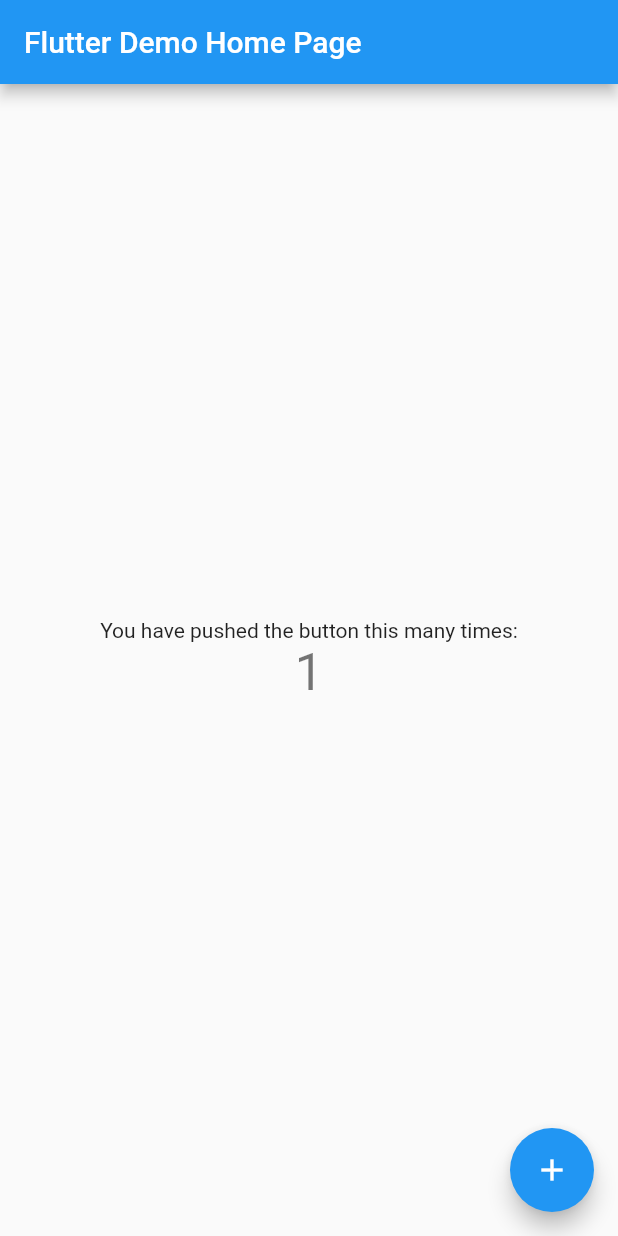
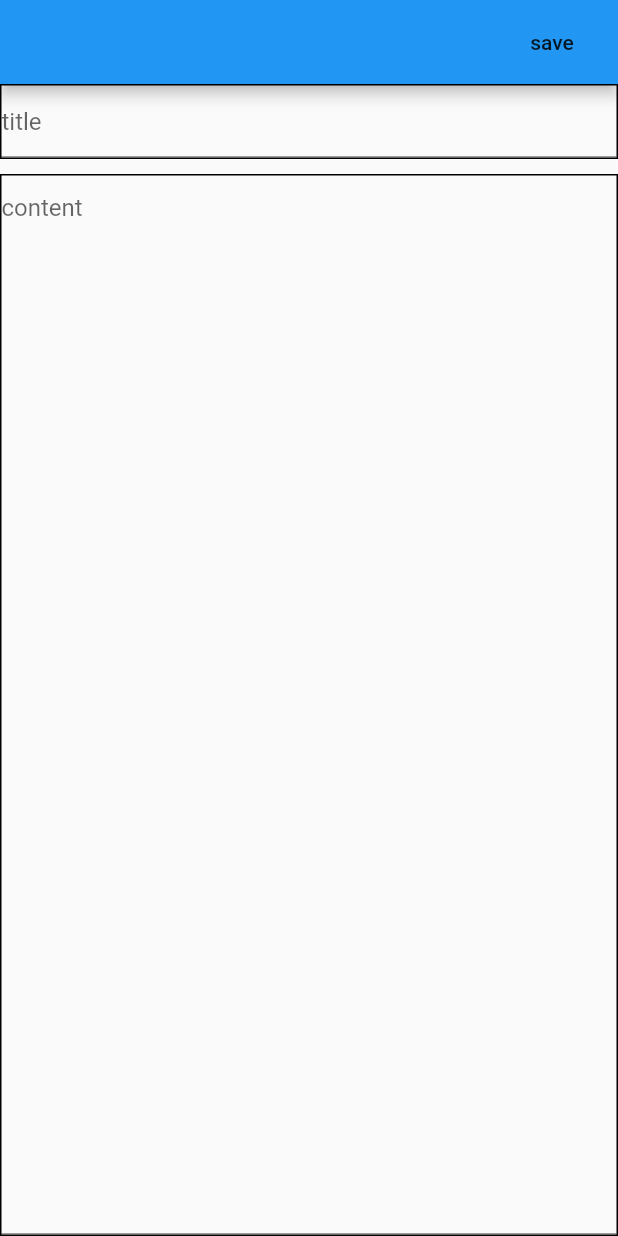
Before and after one commit to Ziber7/flutter-note-app, a Flutter app: the screen it shows after launch, after a tap on the "add" icon, on a phone screen of 412 x 824 dp. Run offline on Flutter 3.47's test engine with Material 2 defaults, Android fonts, the phone set to English and light mode, and no system bars; our stand-ins replace cloud_firestore, firebase_core; accounts and stored records are empty.

Commit message:
Make add and edit page

```diff
--- /dev/null
+++ b/lib/addnote.dart
@@ -0,0 +1,66 @@
+import 'package:cloud_firestore/cloud_firestore.dart';
+import 'package:flutter/material.dart';
+
+import 'main.dart';
+
+class addnote extends StatelessWidget {
+  TextEditingController title = TextEditingController();
+  TextEditingController content = TextEditingController();
+
+  CollectionReference ref = FirebaseFirestore.instance.collection('notes');
+
+  @override
+  Widget build(BuildContext context) {
+    return Scaffold(
+      appBar: AppBar(
+        actions: [
+          MaterialButton(
+            onPressed: () {
+              ref.add({
+                'title' : title.text,
+                'content' : content.text,
+              }).whenComplete(() {
+                Navigator.pushReplacement(
+                  context, MaterialPageRoute(builder: (_) => Home()));
+              });
+            },
+            child: Text(
+              "save",
+            ),
+          ),
+        ],
+      ),
+      body: Container(
+        child: Column(
+          children: [
+            Container(
+              decoration: BoxDecoration(border: Border.all()),
+              child: TextField(
+                controller: title,
+                decoration: InputDecoration(
+                  hintText: 'title',
+                ),
+              ),
+            ),
+            SizedBox(
+              height: 10,
+            ),
+            Expanded(
+              child:Container(
+                decoration: BoxDecoration(border: Border.all()),
+                child: TextField(
+                  controller: content,
+                  expands: true,
+                  maxLines: null,
+                  decoration: InputDecoration(
+                    hintText: 'content',
+                  ),
+                ),
+              ),
+            ),
+          ],
+        ),
+      ),
+    );
+  }
+}
--- a/lib/main.dart
+++ b/lib/main.dart
@@ -1,115 +1,133 @@
+import 'package:cloud_firestore/cloud_firestore.dart';
+import 'package:firebase_core/firebase_core.dart';
 import 'package:flutter/material.dart';
+import 'package:task_app/addnote.dart';
 
-void main() {
-  runApp(const MyApp());
+import 'editnote.dart';
+
+void main() async {
+  WidgetsFlutterBinding.ensureInitialized();
+  await Firebase.initializeApp();
+  runApp(MyApp());
 }
 
-class MyApp extends StatelessWidget {
-  const MyApp({Key? key}) : super(key: key);
+class MyApp extends StatefulWidget {
 
-  // This widget is the root of your application.
+  @override
+  _MyAppState createState() => _MyAppState();
+}
+
+class _MyAppState extends State<MyApp> {
   @override
   Widget build(BuildContext context) {
     return MaterialApp(
-      title: 'Flutter Demo',
+      title: "To Do App",
+      debugShowCheckedModeBanner: false,
       theme: ThemeData(
-        // This is the theme of your application.
-        //
-        // Try running your application with "flutter run". You'll see the
-        // application has a blue toolbar. Then, without quitting the app, try
-        // changing the primarySwatch below to Colors.green and then invoke
-        // "hot reload" (press "r" in the console where you ran "flutter run",
-        // or simply save your changes to "hot reload" in a Flutter IDE).
-        // Notice that the counter didn't reset back to zero; the application
-        // is not restarted.
-        primarySwatch: Colors.blue,
+        primaryColor: Colors.blue[900],
       ),
-      home: const MyHomePage(title: 'Flutter Demo Home Page'),
+      home: Home(),
     );
   }
 }
 
-class MyHomePage extends StatefulWidget {
-  const MyHomePage({Key? key, required this.title}) : super(key: key);
 
-  // This widget is the home page of your application. It is stateful, meaning
-  // that it has a State object (defined below) that contains fields that affect
-  // how it looks.
-
-  // This class is the configuration for the state. It holds the values (in this
-  // case the title) provided by the parent (in this case the App widget) and
-  // used by the build method of the State. Fields in a Widget subclass are
-  // always marked "final".
-
-  final String title;
-
+class Home extends StatefulWidget {
   @override
-  State<MyHomePage> createState() => _MyHomePageState();
+  _HomeState createState() => _HomeState();
 }
 
-class _MyHomePageState extends State<MyHomePage> {
-  int _counter = 0;
-
-  void _incrementCounter() {
-    setState(() {
-      // This call to setState tells the Flutter framework that something has
-      // changed in this State, which causes it to rerun the build method below
-      // so that the display can reflect the updated values. If we changed
-      // _counter without calling setState(), then the build method would not be
-      // called again, and so nothing would appear to happen.
-      _counter++;
-    });
-  }
+class _HomeState extends State<Home> {
+  final Stream<QuerySnapshot> _userStream =
+    FirebaseFirestore.instance.collection('notes').snapshots();
 
   @override
   Widget build(BuildContext context) {
-    // This method is rerun every time setState is called, for instance as done
-    // by the _incrementCounter method above.
-    //
-    // The Flutter framework has been optimized to make rerunning build methods
-    // fast, so that you can just rebuild anything that needs updating rather
-    // than having to individually change instances of widgets.
     return Scaffold(
-      appBar: AppBar(
-        // Here we take the value from the MyHomePage object that was created by
-        // the App.build method, and use it to set our appbar title.
-        title: Text(widget.title),
-      ),
-      body: Center(
-        // Center is a layout widget. It takes a single child and positions it
-        // in the middle of the parent.
-        child: Column(
-          // Column is also a layout widget. It takes a list of children and
-          // arranges them vertically. By default, it sizes itself to fit its
-          // children horizontally, and tries to be as tall as its parent.
-          //
-          // Invoke "debug painting" (press "p" in the console, choose the
-          // "Toggle Debug Paint" action from the Flutter Inspector in Android
-          // Studio, or the "Toggle Debug Paint" command in Visual Studio Code)
-          // to see the wireframe for each widget.
-          //
-          // Column has various properties to control how it sizes itself and
-          // how it positions its children. Here we use mainAxisAlignment to
-          // center the children vertically; the main axis here is the vertical
-          // axis because Columns are vertical (the cross axis would be
-          // horizontal).
-          mainAxisAlignment: MainAxisAlignment.center,
-          children: <Widget>[
-            const Text(
-              'You have pushed the button this many times:',
-            ),
-            Text(
-              '$_counter',
-              style: Theme.of(context).textTheme.headline4,
-            ),
-          ],
+      floatingActionButton: FloatingActionButton(
+        onPressed: () {
+          Navigator.pushReplacement(
+            context, MaterialPageRoute(builder: (_) => addnote()));
+        },
+        child: Icon(
+          Icons.add,
         ),
       ),
-      floatingActionButton: FloatingActionButton(
-        onPressed: _incrementCounter,
-        tooltip: 'Increment',
-        child: const Icon(Icons.add),
-      ), // This trailing comma makes auto-formatting nicer for build methods.
+      appBar: AppBar(
+        title: Text('To Do App'),
+      ),
+      body: StreamBuilder(
+        stream: _userStream,
+        builder: (BuildContext context, AsyncSnapshot<QuerySnapshot> snapshot) {
+          if (snapshot.hasError) {
+            return Text("Something is wrong");
+          }
+          if (snapshot.connectionState == ConnectionState.waiting) {
+            return Center(
+              child: CircularProgressIndicator(),
+            );
+          }
+
+          return Container(
+            decoration: BoxDecoration(
+              borderRadius: BorderRadius.circular(12),
+            ),
+            child: ListView.builder(
+              itemCount: snapshot.data!.docs.length,
+              itemBuilder: (_, index) {
+                return GestureDetector(
+                  onTap: () {
+                    Navigator.push(
+                      context,
+                      MaterialPageRoute(
+                        builder: (_) =>
+                        editnote(docid: snapshot.data!.docs[index]),
+                      ),
+                    );
+                  },
+                  child:Column(
+                    children: [
+                      SizedBox(
+                        height: 4,
+                      ),
+                      Padding(
+                        padding: EdgeInsets.only(
+                          left: 3,
+                          right: 3,
+                        ),
+                        child: ListTile(
+                          shape: RoundedRectangleBorder(
+                            borderRadius: BorderRadius.circular(10),
+                            side: BorderSide(
+                              color: Colors.black,
+                            ),
+                          ),
+                          title: Text(
+                            snapshot.data!.docChanges[index].doc['title'],
+                            style: TextStyle(
+                              fontSize: 20,
+                            ),
+                          ),
+                          subtitle: Text(
+                            snapshot.data!.docChanges[index].doc['content'],
+                            style: TextStyle(
+                              fontSize: 15,
+                            ),
+                          ),
+                          contentPadding: EdgeInsets.symmetric(
+                            vertical: 12,
+                            horizontal: 16,
+                          ),
+                        ),
+                      ),
+                    ],
+                  ),
+                );
+              },
+            ),
+          );
+        }
+      ),
     );
   }
 }
--- a/pubspec.yaml
+++ b/pubspec.yaml
@@ -34,6 +34,8 @@ dependencies:
   # The following adds the Cupertino Icons font to your application.
   # Use with the CupertinoIcons class for iOS style icons.
   cupertino_icons: ^1.0.2
+  firebase_core: ^1.10.5
+  cloud_firestore: ^3.1.4
 
 dev_dependencies:
   flutter_test:
```
Also changed, not shown: lib/editnote.dart (added, +85 -0 lines), pubspec.lock, 4 other files.
